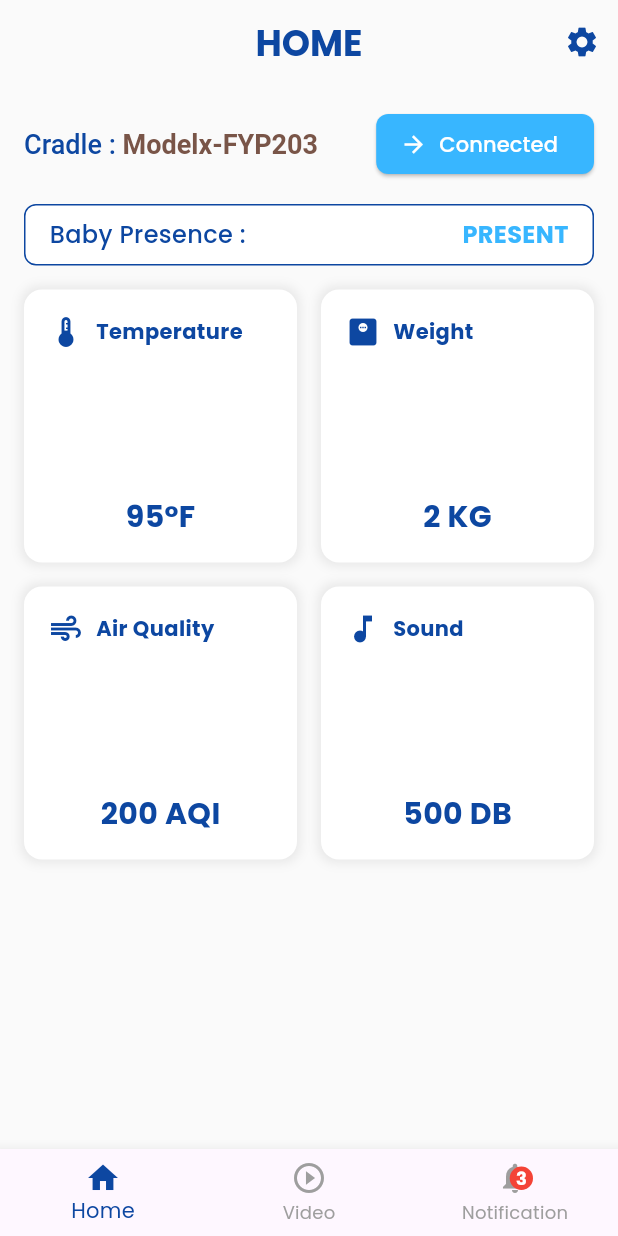
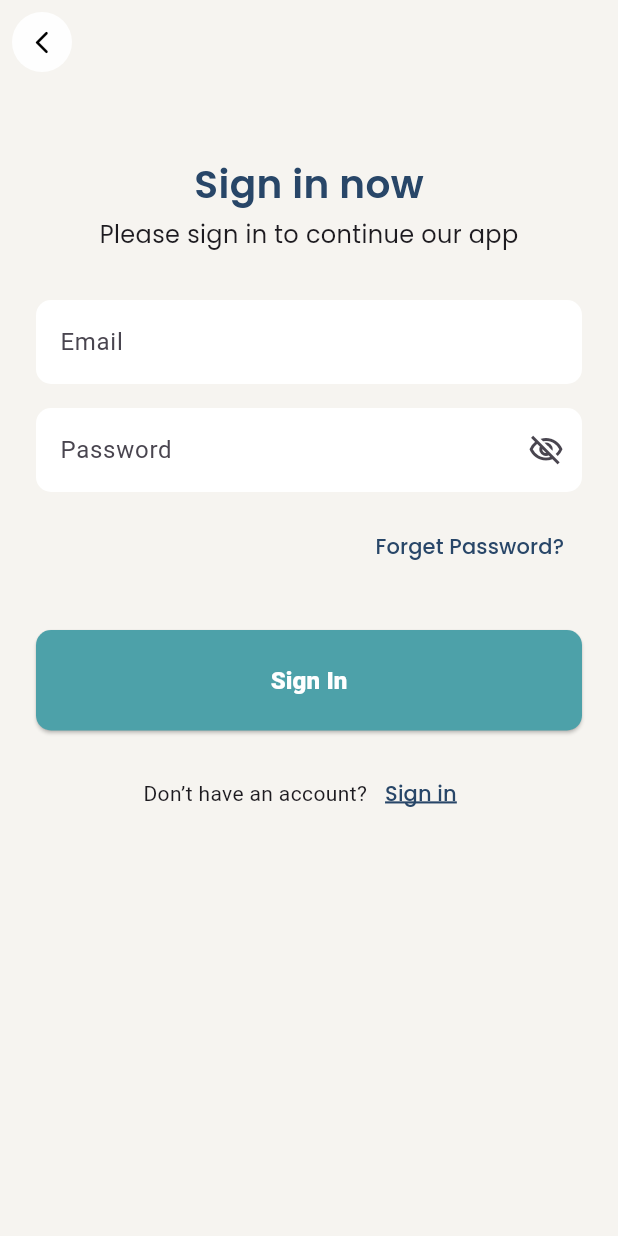
Before and after one commit to fasih124/FYP_203, a Flutter app: the screen it shows after launch, on a phone screen of 412 x 824 dp. Run offline on Flutter 3.47's test engine with Material 3 defaults, Android fonts, the phone set to English and light mode, and no system bars; our stand-ins replace flutter_svg.

Commit message:
complete sign in page ui

```diff
--- /dev/null
+++ b/Implementation/Flutter_Files/lib/Component/text_feild_component.dart
@@ -0,0 +1,38 @@
+import 'package:flutter/material.dart';
+import 'package:fyp_203/constants/colors_constant.dart';
+
+
+class CustomerTextFeild extends StatelessWidget {
+  const CustomerTextFeild({
+    super.key,
+    required this.textlabel,
+    required this.texteditingcontroller,
+    required this.isobsure,
+    this.iconData
+  });
+
+  final String textlabel;
+  final TextEditingController texteditingcontroller;
+  final bool isobsure;
+  final IconData? iconData;
+  @override
+  Widget build(BuildContext context) {
+    return  TextField(
+      cursorColor: AppColorCode.primaryColor_500,
+      obscureText: isobsure,
+      controller: texteditingcontroller,
+      keyboardType: TextInputType.emailAddress,
+      decoration: InputDecoration(
+        hintText: textlabel,
+        filled: true,
+        fillColor: Colors.white,
+        focusColor: AppColorCode.primaryColor_500,
+        suffixIcon:  Icon(iconData),
+        border: OutlineInputBorder(
+          borderSide: BorderSide.none,
+          borderRadius: BorderRadius.circular(10),
+         ),
+      ),
+    );
+  }
+}
--- a/Implementation/Flutter_Files/lib/constants/colors_constant.dart
+++ b/Implementation/Flutter_Files/lib/constants/colors_constant.dart
@@ -4,12 +4,19 @@ class AppColorCode{
   // shade
   static const Color White_shade = Color(0xFFFFFFFF);
  //neutral
+  static const Color neutralColor_50 = Color(0xFFFEFEFE);
+  static const Color neutralColor_300 = Color(0xFFF9F8F5);
   static const Color neutralColor_500 = Color(0xFFF6F4F0);
-  static const Color neutralColor_300 = Color(0xFFF9F8F5);
+  static const Color neutralColor_600 = Color(0xFFDFD8CA);
   //primary
+  static const Color primaryColor_300 = Color(0xFF467AB5);
+  static const Color primaryColor_400 = Color(0xFF3C699C);
   static const Color primaryColor_500 = Color(0xFF2E5077);
+  static const Color primaryColor_600 = Color(0xFF284668);
   //blue-neutral
   static const Color primaryNeutralColor_600 = Color(0xFF687394);
   //secondary
   static const Color secondaryColor_500 = Color(0xFF4DA1A9);
+  static const Color secondaryColor_600 = Color(0xFF438D94);
+  static const Color secondaryColor_700 = Color(0xFF30656A);
 }
--- a/Implementation/Flutter_Files/lib/constants/text_constant.dart
+++ b/Implementation/Flutter_Files/lib/constants/text_constant.dart
@@ -6,13 +6,18 @@ class AppTextStyle{
   static const TextStyle app_sub_title = TextStyle(fontWeight: FontWeight.w400,fontSize:16 ,fontFamily: 'poppins');
   //On Board Screen
   static const TextStyle heading_1 = TextStyle(fontWeight: FontWeight.w900  ,fontSize:30 ,fontFamily: 'poppins');
+  static const TextStyle heading_2 = TextStyle(fontWeight: FontWeight.w600,fontSize:26 ,fontFamily: 'poppins');
   static const TextStyle sub_heading_1 = TextStyle(fontWeight: FontWeight.w400,fontSize:16 ,fontFamily: 'poppins');
+  static const TextStyle button_text = TextStyle(fontWeight: FontWeight.w700,fontSize:16 ,fontFamily: 'poppins');
   static const TextStyle skip_button_text = TextStyle(fontWeight: FontWeight.w400,fontSize:18 ,fontFamily: 'poppins');
-  static const TextStyle button_text = TextStyle(fontWeight: FontWeight.w700,fontSize:16 ,fontFamily: 'poppins');
+  static const TextStyle Ragular = TextStyle(fontWeight: FontWeight.normal,fontSize:16 ,fontFamily: 'poppins');
+  static const TextStyle Small_text_1 = TextStyle(fontWeight: FontWeight.w500,fontSize:14 ,fontFamily: 'poppins');
 
-  // static const TextStyle heading_5 = TextStyle(fontWeight: FontWeight.bold,fontSize:32 ,fontFamily: 'poppins');
+ //Sign-up/in
+
+// static const TextStyle heading_5 = TextStyle(fontWeight: FontWeight.bold,fontSize:32 ,fontFamily: 'poppins');
   // static const TextStyle heading_6 = TextStyle(fontWeight: FontWeight.bold,fontSize:32 ,fontFamily: 'poppins');
-  // //regular
+
   // static const TextStyle Regular = TextStyle(fontWeight: FontWeight.bold,fontSize:32 ,fontFamily: 'poppins');
 
 
--- a/Implementation/Flutter_Files/lib/main.dart
+++ b/Implementation/Flutter_Files/lib/main.dart
@@ -1,7 +1,9 @@
 import 'package:flutter/material.dart';
+import 'package:fyp_203/constants/colors_constant.dart';
+
 import 'package:fyp_203/screens/home_screen.dart';
+import 'package:fyp_203/screens/signin_screen.dart';
 import 'package:fyp_203/screens/splash_screen.dart';
-
 import 'screens/onboard_1_screen.dart';
 import 'screens/onboard_2_screen.dart';
 import 'screens/onboard_3_screen.dart';
@@ -19,13 +21,11 @@ class MyApp extends StatelessWidget {
   Widget build(BuildContext context) {
     return MaterialApp(
       title: 'Flutter Demo',
-      theme: ThemeData(
-        // colorScheme: ColorScheme.fromSeed(seedColor: Colors.red),
-        useMaterial3: true,
-        fontFamily: 'Poppins',
+      theme: ThemeData(useMaterial3: true).copyWith(
+        scaffoldBackgroundColor: AppColorCode.neutralColor_500
       ),
       debugShowCheckedModeBanner: false,
-      home: const HomeScreen()//SignUpScreen(),//SplashScreen()
+      home: const SignInScreen()//HomeScreen()//SignUpScreen(),//SplashScreen()
     );
   }
 }
--- a/Implementation/Flutter_Files/lib/screens/signin_screen.dart
+++ b/Implementation/Flutter_Files/lib/screens/signin_screen.dart
@@ -0,0 +1,133 @@
+import 'package:flutter/material.dart';
+import 'package:fyp_203/constants/colors_constant.dart';
+import 'package:fyp_203/constants/text_constant.dart';
+
+import '../Component/text_feild_component.dart';
+
+class SignInScreen extends StatelessWidget {
+  const SignInScreen({super.key});
+  @override
+  Widget build(BuildContext context) {
+    final TextEditingController emailController = TextEditingController();
+    final TextEditingController passwordController = TextEditingController();
+
+    // dispose
+
+    return Scaffold(
+      appBar: AppBar(
+        backgroundColor: AppColorCode.neutralColor_500,
+        elevation: 0,
+        leading: Padding(
+          padding: const EdgeInsets.all(8.0),
+          child: CircleAvatar(
+            backgroundColor: AppColorCode.neutralColor_50,
+            child: IconButton(
+              icon: Icon(Icons.arrow_back_ios_new_rounded,
+                  size: 18, color: Colors.black),
+              onPressed: () {
+                // Back button action
+              },
+            ),
+          ),
+        ),
+      ),
+      body: Padding(
+        padding: const EdgeInsets.symmetric(horizontal: 24.0, vertical: 48),
+        child: Column(
+          crossAxisAlignment: CrossAxisAlignment.center,
+          children: [
+            Text(
+              'Sign in now',
+              style: AppTextStyle.heading_2
+                  .copyWith(color: AppColorCode.primaryColor_600),
+            ),
+            SizedBox(height: 4),
+            Text(
+              'Please sign in to continue our app',
+              style: AppTextStyle.sub_heading_1,
+            ),
+            SizedBox(height: 32),
+            //Email
+            CustomerTextFeild(
+              textlabel: 'Email',
+              texteditingcontroller: emailController,
+              isobsure: false,
+            ),
+            SizedBox(height: 16),
+            //Password
+            CustomerTextFeild(
+              textlabel: 'Password',
+              texteditingcontroller: passwordController,
+              isobsure: true,
+              iconData: Icons.visibility_off_outlined,
+            ),
+            SizedBox(height: 12),
+            Align(
+              alignment: Alignment.centerRight,
+              child: TextButton(
+                onPressed: () {},
+                child: Text(
+                  'Forget Password?',
+                  style: AppTextStyle.Small_text_1.copyWith(
+                      color: AppColorCode.primaryColor_600),
+                ),
+              ),
+            ),
+            SizedBox(height: 32),
+            SizedBox(
+              width: double.infinity,
+              child: ElevatedButton(
+                onPressed: () {
+                  // Sign Up button action
+                },
+                style: ElevatedButton.styleFrom(
+                  backgroundColor:
+                      AppColorCode.secondaryColor_500, // Button color
+                  padding: EdgeInsets.symmetric(vertical: 22),
+                  shape: RoundedRectangleBorder(
+                    borderRadius: BorderRadius.circular(10),
+                  ),
+                ),
+                child: Text(
+                  'Sign In',
+                  style: TextStyle(
+                      fontSize: 16,
+                      color: Colors.white,
+                      fontWeight: FontWeight.w900),
+                ),
+              ),
+            ),
+            SizedBox(
+              height: 18,
+            ),
+            Center(
+              child: Row(
+                mainAxisSize: MainAxisSize.min,
+                children: [
+                  Text(
+                    'Don’t have an account?',
+                    style: TextStyle(fontSize: 14),
+                  ),
+                  TextButton(
+                    onPressed: () {
+                      // Sign in action
+                    },
+                    child: Text(
+                      'Sign in',
+                      style: AppTextStyle.Small_text_1.copyWith(
+                        decoration: TextDecoration.underline,
+                        decorationColor: AppColorCode.primaryColor_600,
+                        decorationThickness: 2.0,
+                        color: AppColorCode.primaryColor_600,
+                      ),
+                    ),
+                  ),
+                ],
+              ),
+            ),
+          ],
+        ),
+      ),
+    );
+  }
+}
--- a/Implementation/Flutter_Files/lib/screens/signup_screen.dart
+++ b/Implementation/Flutter_Files/lib/screens/signup_screen.dart
@@ -6,9 +6,7 @@ const SignUpScreen({super.key});
   @override
   Widget build(BuildContext context) {
     return Scaffold(
-      backgroundColor: Color(0xFFFAFAFA), // Background color
       appBar: AppBar(
-        backgroundColor: Color(0xFFFAFAFA),
         elevation: 0,
         leading: IconButton(
           icon: Icon(Icons.arrow_back, color: Colors.black),
```
